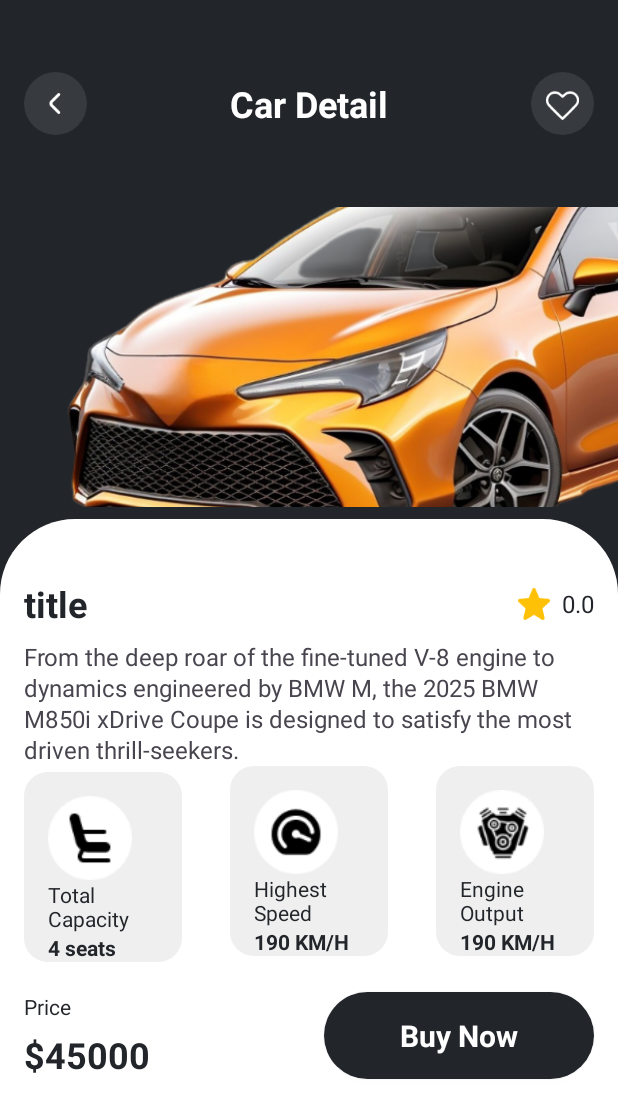
After one commit to Uthoai/Buy-Car, an Android app: the DetailActivity screen opened directly, with no data from a screen before it, on a phone screen of 412 x 824 dp. The commit adds this screen. Shown: the top 1118 px of the screen. Run offline under Robolectric (Android 15) with nearby library versions, the phone set to English and light mode, and no system bars; our stand-ins replace sdp/ssp sizes; 8 statements that could not run were skipped.

Commit message:
DetailActivity

```diff
--- /dev/null
+++ b/app/src/main/java/com/buy/car/Nodes.kt
@@ -0,0 +1,5 @@
+package com.buy.car
+
+object Nodes {
+    const val OBJECT = "object"
+}
--- /dev/null
+++ b/app/src/main/java/com/buy/car/adapter/CarViewHolder.kt
@@ -0,0 +1,6 @@
+package com.buy.car.adapter
+
+import androidx.recyclerview.widget.RecyclerView
+import com.buy.car.databinding.CarItemLayoutBinding
+
+class CarViewHolder(val binding: CarItemLayoutBinding): RecyclerView.ViewHolder(binding.root)
--- /dev/null
+++ b/app/src/main/java/com/buy/car/view/DetailActivity.kt
@@ -0,0 +1,46 @@
+package com.buy.car.view
+
+import android.os.Bundle
+import androidx.activity.enableEdgeToEdge
+import androidx.appcompat.app.AppCompatActivity
+import androidx.core.view.ViewCompat
+import androidx.core.view.WindowInsetsCompat
+import coil.load
+import com.buy.car.Nodes
+import com.buy.car.R
+import com.buy.car.base.BaseActivity
+import com.buy.car.data.CarDomain
+import com.buy.car.databinding.ActivityDetailBinding
+
+class DetailActivity : BaseActivity() {
+    private lateinit var binding: ActivityDetailBinding
+    private lateinit var carDomain: CarDomain
+    override fun onCreate(savedInstanceState: Bundle?) {
+        super.onCreate(savedInstanceState)
+        binding = ActivityDetailBinding.inflate(layoutInflater)
+        setContentView(binding.root)
+
+        getIntents()
+        setData()
+
+    }
+
+    private fun setData() {
+        binding.apply {
+            ivCar.load(carDomain.picUrl)
+            tvTitle.text = carDomain.title
+            tvRating.text = carDomain.rating.toString()
+            tvDescription.text = carDomain.description
+            tvSeat.text = carDomain.totalCapacity
+            tvHighestSpeed.text = carDomain.highestSpeed
+            tvEngine.text = carDomain.engineOutput
+            tvPrice.text = carDomain.price.toString()
+        }
+    }
+
+    private fun getIntents() {
+        if (intent.hasExtra(Nodes.OBJECT)){
+            carDomain = intent.getSerializableExtra("object") as CarDomain
+        }
+    }
+}
--- /dev/null
+++ b/app/src/main/res/drawable/grey_bg_rec.xml
@@ -0,0 +1,9 @@
+<?xml version="1.0" encoding="utf-8"?>
+<selector xmlns:android="http://schemas.android.com/apk/res/android">
+    <item>
+        <shape android:shape="rectangle">
+            <solid android:color="@color/grey200"/>
+            <corners android:radius="16dp"/>
+        </shape>
+    </item>
+</selector>
--- /dev/null
+++ b/app/src/main/res/layout/activity_detail.xml
@@ -0,0 +1,300 @@
+<?xml version="1.0" encoding="utf-8"?>
+<androidx.constraintlayout.widget.ConstraintLayout xmlns:android="http://schemas.android.com/apk/res/android"
+    xmlns:app="http://schemas.android.com/apk/res-auto"
+    xmlns:tools="http://schemas.android.com/tools"
+    android:id="@+id/main"
+    android:layout_width="match_parent"
+    android:layout_height="match_parent"
+    tools:context=".view.DetailActivity"
+    android:background="@color/black200">
+
+    <androidx.constraintlayout.widget.ConstraintLayout
+        android:id="@+id/topLayer"
+        android:layout_width="match_parent"
+        android:layout_height="wrap_content"
+        android:layout_marginTop="48dp"
+        app:layout_constraintTop_toTopOf="parent">
+
+        <ImageView
+            android:id="@+id/btn_back"
+            android:layout_width="wrap_content"
+            android:layout_height="wrap_content"
+            android:layout_marginStart="16dp"
+            android:src="@drawable/back1"
+            app:layout_constraintTop_toTopOf="parent"
+            app:layout_constraintStart_toStartOf="parent"/>
+
+        <ImageView
+            android:id="@+id/btn_favorite"
+            android:layout_width="wrap_content"
+            android:layout_height="wrap_content"
+            android:layout_marginEnd="16dp"
+            android:src="@drawable/fav_icon"
+            app:layout_constraintTop_toTopOf="@id/btn_back"
+            app:layout_constraintBottom_toBottomOf="@id/btn_back"
+            app:layout_constraintEnd_toEndOf="parent"/>
+
+        <TextView
+            android:layout_width="wrap_content"
+            android:layout_height="wrap_content"
+            android:text="@string/car_detail"
+            android:textSize="24sp"
+            android:textColor="@color/white"
+            android:textStyle="bold"
+            app:layout_constraintTop_toTopOf="@id/btn_back"
+            app:layout_constraintBottom_toBottomOf="@id/btn_back"
+            app:layout_constraintStart_toEndOf="@id/btn_back"
+            app:layout_constraintEnd_toStartOf="@id/btn_favorite"/>
+
+    </androidx.constraintlayout.widget.ConstraintLayout>
+
+    <ImageView
+        android:id="@+id/iv_car"
+        android:layout_width="0dp"
+        android:layout_height="200dp"
+        android:src="@drawable/intro_car"
+        android:layout_marginTop="48dp"
+        android:scaleType="centerCrop"
+        app:layout_constraintEnd_toEndOf="parent"
+        app:layout_constraintStart_toStartOf="parent"
+        android:layout_marginStart="@dimen/_24sdp"
+        app:layout_constraintTop_toBottomOf="@id/topLayer"
+        tools:ignore="ContentDescription" />
+
+    <androidx.constraintlayout.widget.ConstraintLayout
+        android:id="@+id/bottomLayer"
+        android:layout_width="match_parent"
+        android:layout_height="0dp"
+        android:layout_marginTop="8dp"
+        android:background="@drawable/rec_white_bg"
+        app:layout_constraintTop_toBottomOf="@id/iv_car"
+        app:layout_constraintBottom_toBottomOf="parent">
+
+        <View
+            android:id="@+id/detail_white_rec_view"
+            android:layout_width="match_parent"
+            android:layout_height="wrap_content"
+            android:layout_marginTop="16dp"
+            android:background="@drawable/rec_shape_border"
+            app:layout_constraintTop_toTopOf="parent"/>
+
+        <TextView
+            android:id="@+id/tv_title"
+            android:layout_width="wrap_content"
+            android:layout_height="wrap_content"
+            android:text="@string/title"
+            android:textSize="24sp"
+            android:textStyle="bold"
+            android:textColor="@color/black200"
+            app:layout_constraintTop_toTopOf="@id/detail_white_rec_view"
+            app:layout_constraintStart_toStartOf="@id/detail_white_rec_view"
+            android:layout_marginTop="24dp"
+            android:layout_marginStart="16dp"/>
+
+        <TextView
+            android:id="@+id/tv_rating"
+            android:layout_width="wrap_content"
+            android:layout_height="wrap_content"
+            android:text="@string/_0_0"
+            android:textSize="16sp"
+            android:textColor="@color/black200"
+            app:layout_constraintTop_toTopOf="@id/tv_title"
+            app:layout_constraintBottom_toBottomOf="@id/tv_title"
+            app:layout_constraintEnd_toEndOf="parent"
+            android:layout_marginEnd="16dp"/>
+
+        <ImageView
+            android:layout_width="wrap_content"
+            android:layout_height="wrap_content"
+            android:layout_marginEnd="8dp"
+            app:layout_constraintTop_toTopOf="@id/tv_rating"
+            app:layout_constraintBottom_toBottomOf="@id/tv_rating"
+            app:layout_constraintEnd_toStartOf="@id/tv_rating"
+            android:src="@drawable/star"
+            tools:ignore="ContentDescription" />
+
+        <TextView
+            android:id="@+id/tv_description"
+            android:layout_width="0dp"
+            android:layout_height="wrap_content"
+            android:layout_marginTop="8dp"
+            android:lineSpacingExtra="2sp"
+            android:textSize="16sp"
+            android:maxLines="4"
+            app:layout_constraintTop_toBottomOf="@id/tv_title"
+            app:layout_constraintStart_toStartOf="@id/tv_title"
+            app:layout_constraintEnd_toEndOf="@id/tv_rating"
+            android:text="@string/description"/>
+
+        <androidx.constraintlayout.widget.ConstraintLayout
+            android:id="@+id/capacityCard"
+            android:layout_width="0dp"
+            android:layout_height="wrap_content"
+            android:background="@drawable/grey_bg_rec"
+            android:layout_marginStart="16dp"
+            android:layout_marginEnd="16dp"
+            android:layout_marginTop="4dp"
+            app:layout_constraintTop_toBottomOf="@id/tv_description"
+            app:layout_constraintStart_toStartOf="parent"
+            app:layout_constraintEnd_toStartOf="@id/highestCard">
+
+            <ImageView
+                android:id="@+id/iv_sitIcon"
+                android:layout_width="56dp"
+                android:layout_height="56dp"
+                android:layout_marginTop="16dp"
+                android:layout_marginStart="16dp"
+                android:src="@drawable/sit"
+                app:layout_constraintTop_toTopOf="parent"
+                app:layout_constraintStart_toStartOf="parent"/>
+
+            <TextView
+                android:id="@+id/tv_totalCapacity"
+                android:layout_width="wrap_content"
+                android:layout_height="wrap_content"
+                app:layout_constraintTop_toBottomOf="@id/iv_sitIcon"
+                android:layout_marginStart="16dp"
+                android:text="@string/total_ncapacity"
+                android:textColor="@color/black200"
+                app:layout_constraintStart_toStartOf="parent"/>
+
+            <TextView
+                android:id="@+id/tv_seat"
+                android:layout_width="wrap_content"
+                android:layout_height="wrap_content"
+                app:layout_constraintTop_toBottomOf="@id/tv_totalCapacity"
+                android:layout_marginStart="16dp"
+                android:text="@string/_4_seats"
+                android:textColor="@color/black200"
+                android:textStyle="bold"
+                app:layout_constraintStart_toStartOf="parent"/>
+
+        </androidx.constraintlayout.widget.ConstraintLayout>
+
+        <androidx.constraintlayout.widget.ConstraintLayout
+            android:id="@+id/highestCard"
+            android:layout_width="0dp"
+            android:layout_height="wrap_content"
+            android:background="@drawable/grey_bg_rec"
+            android:layout_marginStart="16dp"
+            android:layout_marginEnd="16dp"
+            app:layout_constraintTop_toBottomOf="@id/tv_description"
+            app:layout_constraintStart_toEndOf="@id/capacityCard"
+            app:layout_constraintEnd_toStartOf="@id/engineCard">
+
+            <ImageView
+                android:id="@+id/iv_speedIcon"
+                android:layout_width="56dp"
+                android:layout_height="56dp"
+                android:layout_marginTop="16dp"
+                android:layout_marginStart="16dp"
+                android:src="@drawable/speed"
+                app:layout_constraintTop_toTopOf="parent"
+                app:layout_constraintStart_toStartOf="parent"/>
+
+            <TextView
+                android:id="@+id/tv_highestSpeed"
+                android:layout_width="wrap_content"
+                android:layout_height="wrap_content"
+                app:layout_constraintTop_toBottomOf="@id/iv_speedIcon"
+                android:layout_marginStart="16dp"
+                android:text="@string/highest_nspeed"
+                android:textColor="@color/black200"
+                app:layout_constraintStart_toStartOf="parent"/>
+
+            <TextView
+                android:id="@+id/tv_speed"
+                android:layout_width="wrap_content"
+                android:layout_height="wrap_content"
+                app:layout_constraintTop_toBottomOf="@id/tv_highestSpeed"
+                android:layout_marginStart="16dp"
+                android:text="@string/_190_km_h"
+                android:textColor="@color/black200"
+                android:textStyle="bold"
+                app:layout_constraintStart_toStartOf="parent"/>
+
+        </androidx.constraintlayout.widget.ConstraintLayout>
+
+        <androidx.constraintlayout.widget.ConstraintLayout
+            android:id="@+id/engineCard"
+            android:layout_width="0dp"
+            android:layout_height="wrap_content"
+            android:layout_marginStart="16dp"
+            android:layout_marginEnd="16dp"
+            android:background="@drawable/grey_bg_rec"
+            app:layout_constraintTop_toBottomOf="@id/tv_description"
+            app:layout_constraintEnd_toEndOf="parent"
+            app:layout_constraintStart_toEndOf="@id/highestCard">
+
+            <ImageView
+                android:id="@+id/iv_engineIcon"
+                android:layout_width="56dp"
+                android:layout_height="56dp"
+                android:layout_marginTop="16dp"
+                android:layout_marginStart="16dp"
+                android:src="@drawable/engine"
+                app:layout_constraintTop_toTopOf="parent"
+                app:layout_constraintStart_toStartOf="parent"/>
+
+            <TextView
+                android:id="@+id/tv_engineOutput"
+                android:layout_width="wrap_content"
+                android:layout_height="wrap_content"
+                app:layout_constraintTop_toBottomOf="@id/iv_engineIcon"
+                android:layout_marginStart="16dp"
+                android:text="@string/engine_noutput"
+                android:textColor="@color/black200"
+                app:layout_constraintStart_toStartOf="parent"/>
+
+            <TextView
+                android:id="@+id/tv_engine"
+                android:layout_width="wrap_content"
+                android:layout_height="wrap_content"
+                app:layout_constraintTop_toBottomOf="@id/tv_engineOutput"
+                android:layout_marginStart="16dp"
+                android:text="@string/_190_km_h"
+                android:textColor="@color/black200"
+                android:textStyle="bold"
+                app:layout_constraintStart_toStartOf="parent"/>
+
+        </androidx.constraintlayout.widget.ConstraintLayout>
+
+        <androidx.appcompat.widget.AppCompatButton
+            android:id="@+id/btn_buyNow"
+            style="@android:style/Widget.Button"
+            android:layout_width="180dp"
+            android:layout_height="58dp"
+            android:layout_marginTop="24dp"
+            android:layout_marginEnd="16dp"
+            android:background="@drawable/black_bg"
+            android:text="Buy Now"
+            android:textColor="@color/white"
+            android:textSize="20sp"
+            android:textStyle="bold"
+            app:layout_constraintTop_toBottomOf="@id/engineCard"
+            app:layout_constraintEnd_toEndOf="parent"/>
+
+        <TextView
+            android:layout_width="wrap_content"
+            android:layout_height="wrap_content"
+            android:text="@string/price"
+            android:textColor="@color/black200"
+            app:layout_constraintTop_toTopOf="@id/btn_buyNow"
+            app:layout_constraintStart_toStartOf="parent"
+            android:layout_marginStart="16dp"/>
+
+        <TextView
+            android:id="@+id/tv_price"
+            android:layout_width="wrap_content"
+            android:layout_height="wrap_content"
+            android:text="$45000"
+            android:textSize="24sp"
+            android:textStyle="bold"
+            android:textColor="@color/black200"
+            app:layout_constraintBottom_toBottomOf="@id/btn_buyNow"
+            app:layout_constraintStart_toStartOf="parent"
+            android:layout_marginStart="16dp"/>
+
+    </androidx.constraintlayout.widget.ConstraintLayout>
+
+</androidx.constraintlayout.widget.ConstraintLayout>
--- a/app/src/main/res/menu/bottom_navigation_menu.xml
+++ b/app/src/main/res/menu/bottom_navigation_menu.xml
@@ -1,7 +1,7 @@
 <?xml version="1.0" encoding="utf-8"?>
 <menu xmlns:android="http://schemas.android.com/apk/res/android">
     <item
-        android:id="@+id/home"
+        android:id="@+id/homeFragment"
         android:title="@string/home"
         android:icon="@drawable/btn_1"/>
     <item
@@ -13,7 +13,7 @@
         android:title="@string/cart"
         android:icon="@drawable/btn_3"/>
     <item
-        android:id="@+id/profile"
+        android:id="@+id/profileFragment"
         android:title="@string/profile"
         android:icon="@drawable/btn_4"/>
 </menu>
--- a/app/src/main/res/navigation/main_nav.xml
+++ b/app/src/main/res/navigation/main_nav.xml
@@ -10,5 +10,10 @@
         android:name="com.buy.car.view.home.HomeFragment"
         android:label="fragment_home"
         tools:layout="@layout/fragment_home" />
+    <fragment
+        android:id="@+id/profileFragment"
+        android:name="com.buy.car.ProfileFragment"
+        android:label="fragment_profile"
+        tools:layout="@layout/fragment_profile" />
 
 </navigation>
--- a/app/src/main/res/values/strings.xml
+++ b/app/src/main/res/values/strings.xml
@@ -16,4 +16,13 @@
     <string name="view_all">view all</string>
     <string name="title">title</string>
     <string name="_0">$0</string>
+    <string name="car_detail">Car Detail</string>
+    <string name="_0_0">0.0</string>
+    <string name="description">From the deep roar of the fine-tuned V-8 engine to dynamics engineered by BMW M, the 2025 BMW M850i xDrive Coupe is designed to satisfy the most driven thrill-seekers.</string>
+    <string name="total_ncapacity">Total \nCapacity</string>
+    <string name="_4_seats">4 seats</string>
+    <string name="highest_nspeed">Highest \nSpeed</string>
+    <string name="_190_km_h">190 KM/H</string>
+    <string name="engine_noutput">Engine \nOutput</string>
+    <string name="price">Price</string>
 </resources>
```
Also changed, not shown: app/src/main/AndroidManifest.xml (+5 -3 lines), app/src/main/java/com/buy/car/ProfileFragment.kt (added, +59 -0 lines), app/src/main/java/com/buy/car/adapter/CarAdapter.kt (added, +41 -0 lines), app/src/main/java/com/buy/car/data/CarDomain.kt (added, +14 -0 lines), app/src/main/java/com/buy/car/view/home/HomeFragment.kt (+47 -8 lines), app/src/main/res/layout/fragment_home.xml (+13 -9 lines), app/src/main/res/layout/fragment_profile.xml (added, +14 -0 lines).
